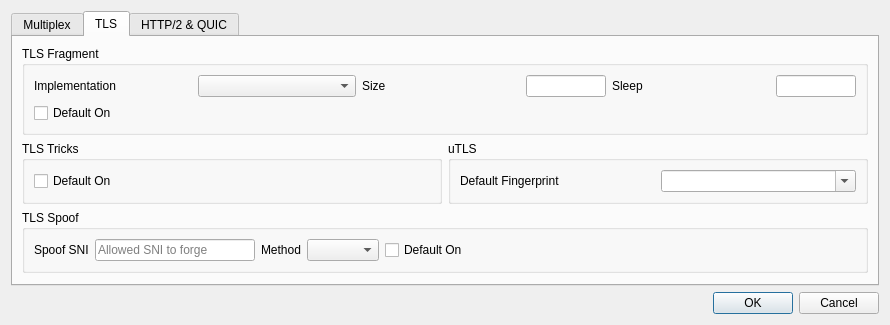
First picture: the form in include/ui/setting/dialog_preset_settings.ui, repository throneproj/Throne, before the edit.
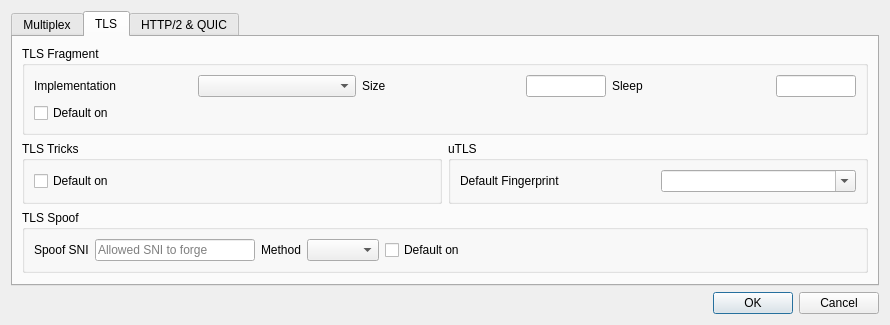
Second picture: the form after the edit. The open tabs and pages were chosen to show the change. Custom widgets are drawn as their Qt base class.

The edit to the form file:
```diff
--- a/include/ui/setting/dialog_preset_settings.ui
+++ b/include/ui/setting/dialog_preset_settings.ui
@@ -181,7 +181,7 @@
              <string>&lt;html&gt;&lt;head/&gt;&lt;body&gt;&lt;p&gt;Fragment profiles whose Fragment setting is left on &amp;quot;Keep Default&amp;quot;.&lt;/p&gt;&lt;/body&gt;&lt;/html&gt;</string>
             </property>
             <property name="text">
-             <string>Default On</string>
+             <string>Default on</string>
             </property>
            </widget>
           </item>
@@ -202,7 +202,7 @@
                <string>&lt;html&gt;&lt;head/&gt;&lt;body&gt;&lt;p&gt;Enable mixed-case SNI for profiles whose TLS Tricks setting is left on &amp;quot;Keep Default&amp;quot;.&lt;/p&gt;&lt;/body&gt;&lt;/html&gt;</string>
               </property>
               <property name="text">
-               <string>Default On</string>
+               <string>Default on</string>
               </property>
              </widget>
             </item>
@@ -283,7 +283,7 @@
              <string>&lt;html&gt;&lt;head/&gt;&lt;body&gt;&lt;p&gt;Spoof profiles whose TLS Spoof setting is left on &amp;quot;Keep Default&amp;quot;.&lt;/p&gt;&lt;/body&gt;&lt;/html&gt;</string>
             </property>
             <property name="text">
-             <string>Default On</string>
+             <string>Default on</string>
             </property>
            </widget>
           </item>
```
Left out of the diff: 20 changed lines with no effect on the pictures.
